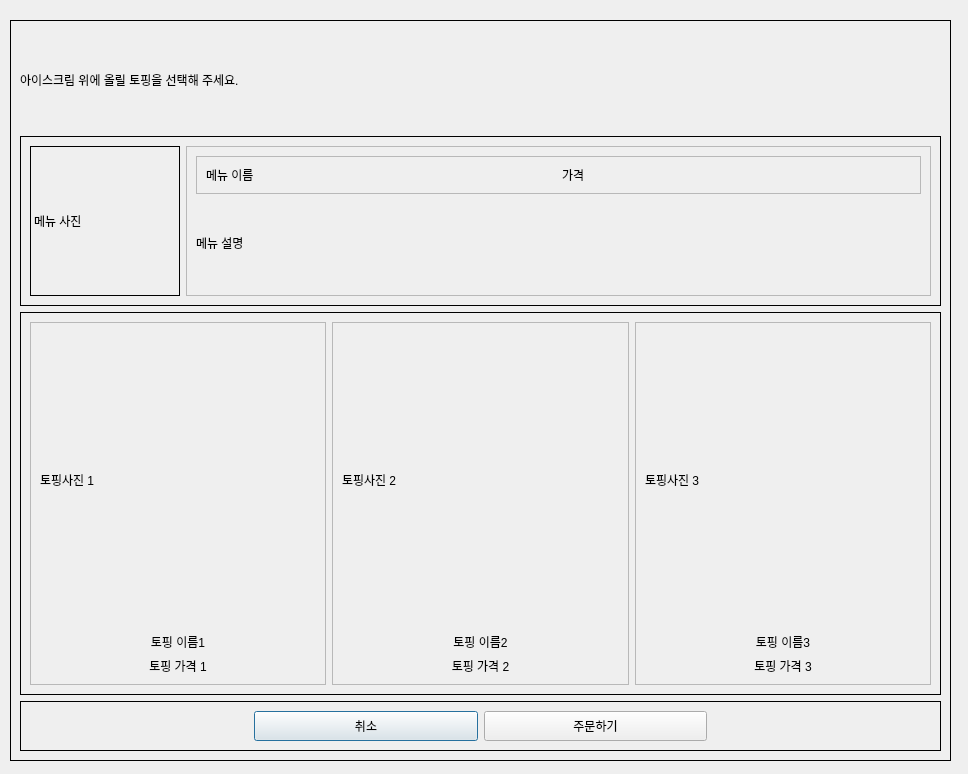
Old version of the form kiosk/UI/popup_topping.ui in the repository addinedu-advance-2nd/aris-repo-3.
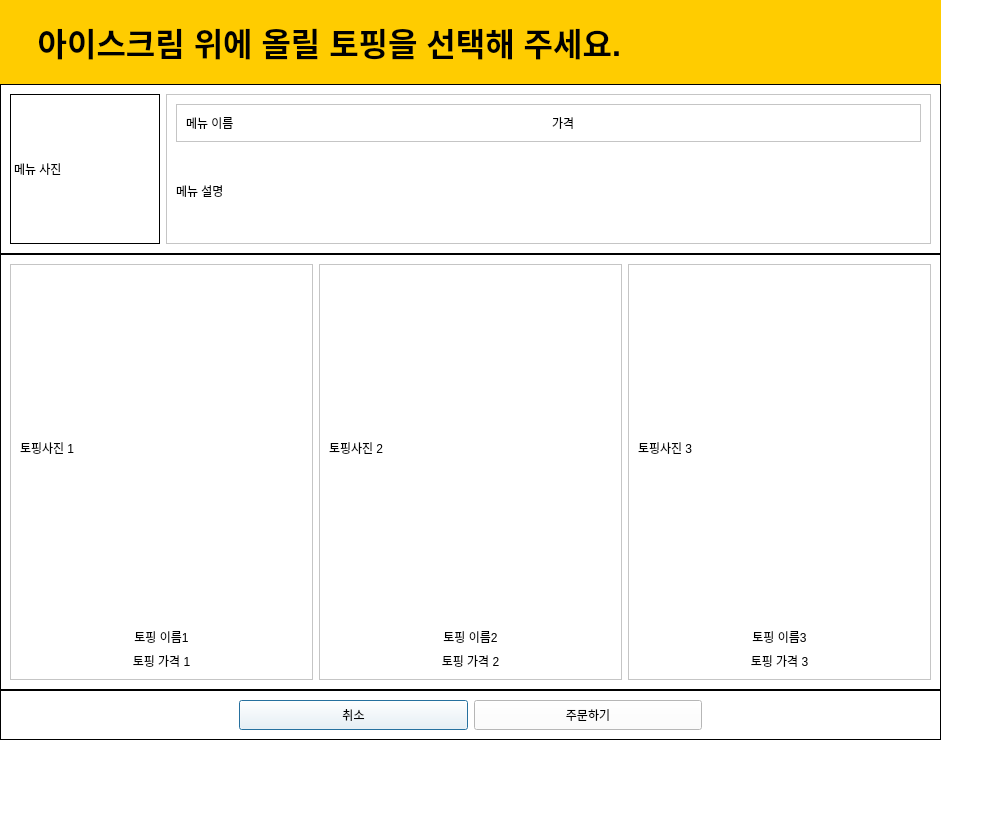
New version of the form.

Commit message: FEAT: 토핑 페이지 디자인 중

```diff
--- a/kiosk/UI/popup_topping.ui
+++ b/kiosk/UI/popup_topping.ui
@@ -6,29 +6,53 @@
    <rect>
     <x>0</x>
     <y>0</y>
-    <width>968</width>
-    <height>774</height>
+    <width>997</width>
+    <height>821</height>
    </rect>
   </property>
   <property name="windowTitle">
    <string>Dialog</string>
   </property>
+  <property name="styleSheet">
+   <string notr="true">background: rgb(255, 255, 255);</string>
+  </property>
   <widget class="QFrame" name="frame">
    <property name="geometry">
     <rect>
-     <x>10</x>
-     <y>20</y>
+     <x>0</x>
+     <y>-1</y>
      <width>941</width>
      <height>741</height>
     </rect>
    </property>
+   <property name="sizePolicy">
+    <sizepolicy hsizetype="Preferred" vsizetype="Preferred">
+     <horstretch>1</horstretch>
+     <verstretch>1</verstretch>
+    </sizepolicy>
+   </property>
    <property name="frameShape">
-    <enum>QFrame::Box</enum>
+    <enum>QFrame::NoFrame</enum>
    </property>
    <property name="frameShadow">
     <enum>QFrame::Plain</enum>
    </property>
    <layout class="QVBoxLayout" name="verticalLayout_2">
+    <property name="spacing">
+     <number>0</number>
+    </property>
+    <property name="leftMargin">
+     <number>0</number>
+    </property>
+    <property name="topMargin">
+     <number>0</number>
+    </property>
+    <property name="rightMargin">
+     <number>0</number>
+    </property>
+    <property name="bottomMargin">
+     <number>0</number>
+    </property>
     <item>
      <widget class="QLabel" name="label">
       <property name="sizePolicy">
@@ -40,11 +64,28 @@
       <property name="minimumSize">
        <size>
         <width>0</width>
-        <height>100</height>
+        <height>85</height>
        </size>
       </property>
+      <property name="maximumSize">
+       <size>
+        <width>16777215</width>
+        <height>85</height>
+       </size>
+      </property>
+      <property name="font">
+       <font>
+        <pointsize>24</pointsize>
+        <weight>75</weight>
+        <bold>true</bold>
+       </font>
+      </property>
+      <property name="styleSheet">
+       <string notr="true">background: rgb(255, 204, 0);
+padding-left: 2px;</string>
+      </property>
       <property name="text">
-       <string>아이스크림 위에 올릴 토핑을 선택해 주세요.</string>
+       <string>   아이스크림 위에 올릴 토핑을 선택해 주세요.</string>
       </property>
      </widget>
     </item>
```
